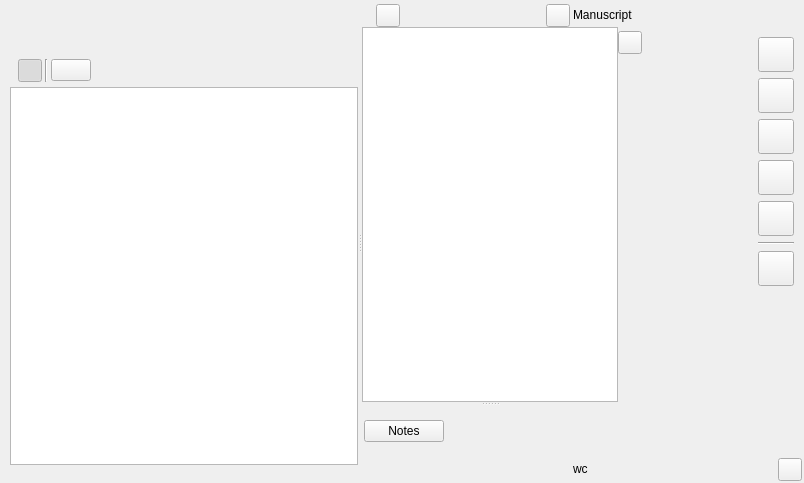
Qt form ui/manuscript_view.ui (zkovari/plotlyst) before a commit.
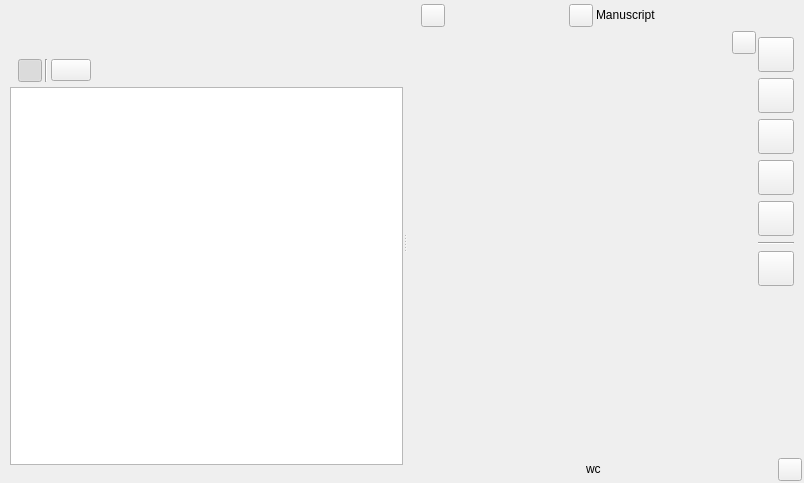
The same form after that commit. Custom widgets are drawn as their Qt base class.

The edit to the form file:
```diff
--- a/ui/manuscript_view.ui
+++ b/ui/manuscript_view.ui
@@ -346,12 +346,24 @@
            <number>0</number>
           </property>
           <item>
-           <widget class="QWidget" name="wdgEditor" native="true">
-            <property name="sizePolicy">
-             <sizepolicy hsizetype="Preferred" vsizetype="Expanding">
-              <horstretch>0</horstretch>
-              <verstretch>0</verstretch>
-             </sizepolicy>
+           <widget class="QScrollArea" name="scrollArea_2">
+            <property name="frameShape">
+             <enum>QFrame::NoFrame</enum>
+            </property>
+            <property name="widgetResizable">
+             <bool>true</bool>
+            </property>
+            <widget class="QWidget" name="wdgEditor">
+             <property name="geometry">
+              <rect>
+               <x>0</x>
+               <y>0</y>
+               <width>369</width>
+               <height>428</height>
+              </rect>
+             </property>
+             <property name="relaxed-white-bg" stdset="0">
+              <bool>true</bool>
             </property>
             <layout class="QVBoxLayout" name="verticalLayout_5">
              <property name="spacing">
@@ -369,52 +381,8 @@
              <property name="bottomMargin">
               <number>0</number>
              </property>
-             <item>
-              <widget class="QSplitter" name="splitterEditor">
-               <property name="orientation">
-                <enum>Qt::Vertical</enum>
-               </property>
-               <property name="childrenCollapsible">
-                <bool>false</bool>
-               </property>
-               <widget class="ManuscriptTextEditor" name="textEdit"/>
-               <widget class="QWidget" name="wdgAddon" native="true">
-                <layout class="QVBoxLayout" name="verticalLayout_8">
-                 <property name="spacing">
-                  <number>3</number>
-                 </property>
-                 <property name="leftMargin">
-                  <number>2</number>
-                 </property>
-                 <property name="topMargin">
-                  <number>2</number>
-                 </property>
-                 <property name="rightMargin">
-                  <number>2</number>
-                 </property>
-                 <property name="bottomMargin">
-                  <number>2</number>
-                 </property>
-                 <item alignment="Qt::AlignLeft">
-                  <widget class="IconText" name="icontext">
-                   <property name="font">
-                    <font>
-                     <underline>false</underline>
-                    </font>
-                   </property>
-                   <property name="text">
-                    <string>Notes</string>
-                   </property>
-                   <property name="iconName" stdset="0">
-                    <string>ei.file-edit</string>
-                   </property>
-                  </widget>
-                 </item>
-                </layout>
-               </widget>
-              </widget>
-             </item>
-            </layout>
+             </layout>
+            </widget>
            </widget>
           </item>
           <item>
@@ -851,28 +819,6 @@
            <property name="bottomMargin">
             <number>2</number>
            </property>
-           <item>
-            <widget class="QToolButton" name="btnNotes">
-             <property name="cursor">
-              <cursorShape>ArrowCursor</cursorShape>
-             </property>
-             <property name="toolTip">
-              <string>Notes</string>
-             </property>
-             <property name="styleSheet">
-              <string notr="true">QToolButton {
-                                                                                border: 0px hidden black;
-                                                                                }
-                                                                                QToolButton:pressed {
-                                                                                border: 1px solid white;
-                                                                                }
-                                                                            </string>
-             </property>
-             <property name="checkable">
-              <bool>true</bool>
-             </property>
-            </widget>
-           </item>
            <item alignment="Qt::AlignHCenter|Qt::AlignVCenter">
             <widget class="WordsDisplay" name="lblWordCount">
              <property name="text">
@@ -1027,16 +973,6 @@
    <extends>QToolButton</extends>
    <header>plotlyst.view.widget.scenes</header>
   </customwidget>
-  <customwidget>
-   <class>IconText</class>
-   <extends>QPushButton</extends>
-   <header>plotlyst.view.widget.display</header>
-  </customwidget>
-  <customwidget>
-   <class>ManuscriptTextEditor</class>
-   <extends>QTextEdit</extends>
-   <header>plotlyst.view.widget.manuscript</header>
-  </customwidget>
  </customwidgets>
  <resources/>
  <connections/>
```
Lines whose indentation alone changed are shown as unchanged.
